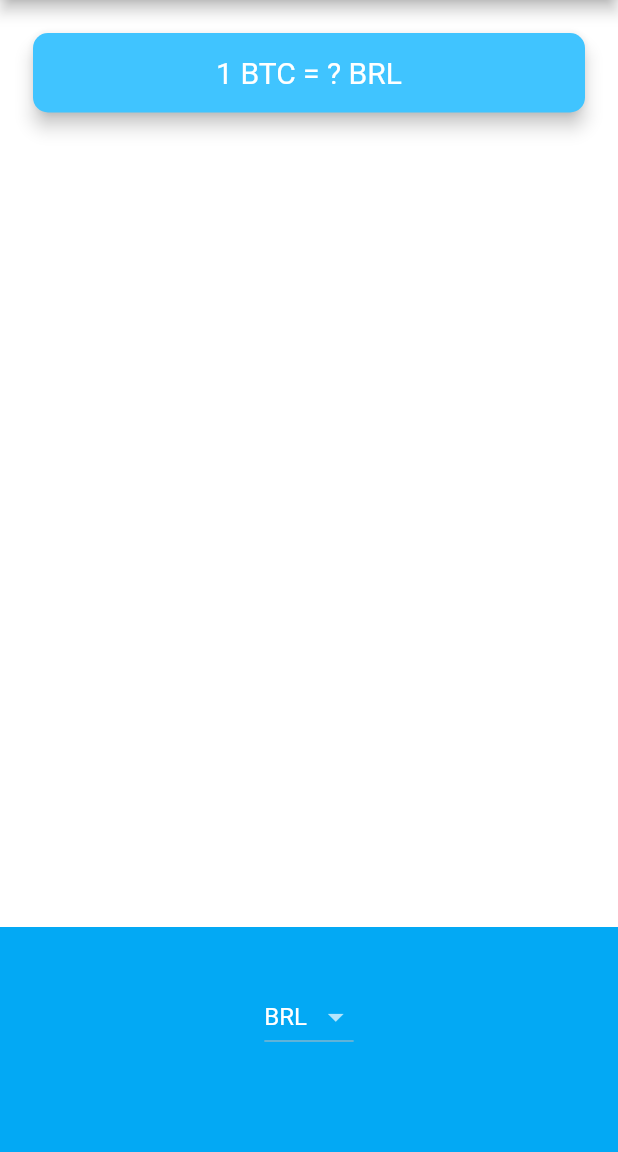
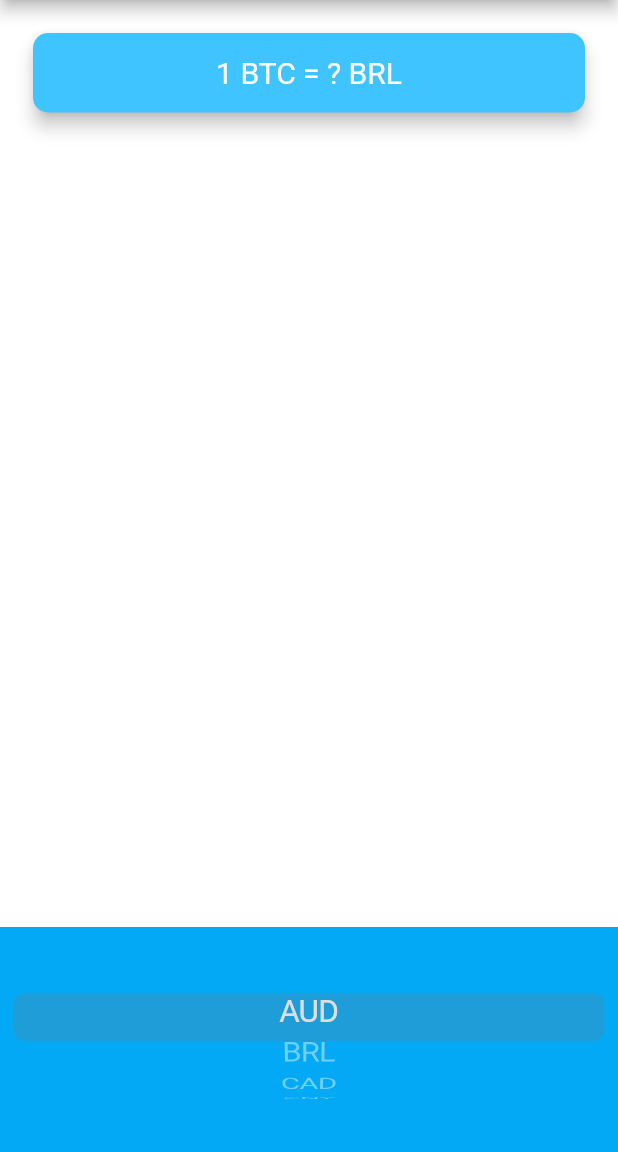
Before and after one commit to dtodt/bitcoin-ticker, a Flutter app: the screen it shows after launch, on a phone screen of 412 x 824 dp, the part 84-1236 px from its top. Run offline on Flutter 3.47's test engine with Material 2 defaults, Android fonts, the phone set to English and light mode, and no system bars.

Commit message:
feat: ios picker

```diff
--- a/lib/price_screen.dart
+++ b/lib/price_screen.dart
@@ -1,4 +1,5 @@
 import 'package:bitcoin_ticker/coin_data.dart';
+import 'package:flutter/cupertino.dart';
 import 'package:flutter/material.dart';
 
 class PriceScreen extends StatefulWidget {
@@ -9,18 +10,7 @@ class PriceScreen extends StatefulWidget {
 class _PriceScreenState extends State<PriceScreen> {
   String selectedCurrency = 'BRL';
 
-  List<DropdownMenuItem> getDropdownItems() {
-    List<DropdownMenuItem<String>> items = [];
-    for (String currency in currenciesList) {
-      items.add(DropdownMenuItem(
-        child: Text(currency),
-        value: currency,
-      ));
-    }
-    return items;
-  }
-
-  List<Text> getTextItems() {
+  List<Text> getPickerItems() {
     List<Text> items = [];
     for (String currency in currenciesList) {
       items.add(Text(currency));
@@ -64,14 +54,15 @@ class _PriceScreenState extends State<PriceScreen> {
             alignment: Alignment.center,
             padding: EdgeInsets.only(bottom: 30.0),
             color: Colors.lightBlue,
-            child: DropdownButton(
-              items: getDropdownItems(),
-              onChanged: (value) {
+            child: CupertinoPicker(
+              backgroundColor: Colors.lightBlue,
+              itemExtent: 32.0,
+              onSelectedItemChanged: (selectedIndex) {
                 setState(() {
-                  selectedCurrency = value;
+                  selectedCurrency = currenciesList[selectedIndex];
                 });
               },
-              value: selectedCurrency,
+              children: getPickerItems(),
             ),
           ),
         ],
```
